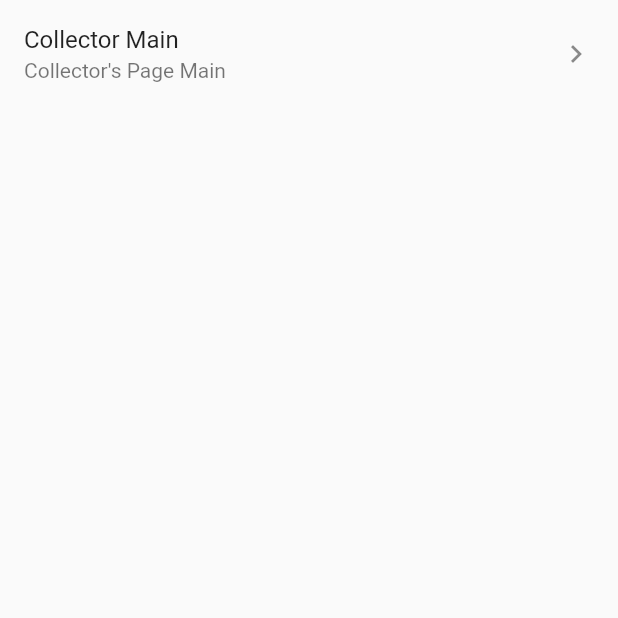
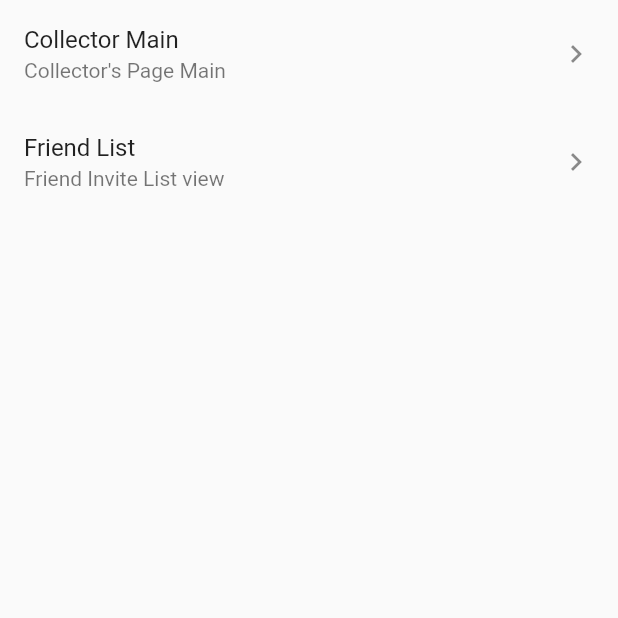
Before and after one commit to Launchers-lab/ryde_module, a Flutter app: the screen it shows after launch, on a phone screen of 412 x 824 dp, the top half of it. Run offline on Flutter 3.47's test engine with Material 2 defaults, Android fonts, the phone set to English and light mode, and no system bars; missing offline and left inert: barcode_scan.

Commit message:
Added friend invite view

```diff
--- a/lib/main.dart
+++ b/lib/main.dart
@@ -1,17 +1,20 @@
 import 'dart:ui';
 import 'package:flutter/material.dart';
-
 import 'screens/collector/main.dart';
+import 'screens/friends/invite_friends.dart';
+import 'utils/themes.dart';
 
 void main() => runApp(_widgetForRoute(window.defaultRouteName));
 
 Widget _widgetForRoute(String route) {
   return MaterialApp(
+    theme: themeRYDE,
     initialRoute: route,
     routes: {
       '/': (context) => MainDashboard(),
-      '/main': (context) => MyApp(),
+      '/example': (context) => ExampleScreen(),
       '/collector': (context) => CollectorStart(),
+      '/friend': (context) => InviteFriendScreen(),
     },
   );
 }
@@ -36,13 +39,21 @@ class _MainDashboard extends State<MainDashboard> {
             trailing: Icon(Icons.keyboard_arrow_right),
             onTap: () => {Navigator.pushNamed(context, '/collector')},
           ),
+          ListTile(
+            title: Text(
+              "Friend List",
+            ),
+            subtitle: Text("Friend Invite List view"),
+            trailing: Icon(Icons.keyboard_arrow_right),
+            onTap: () => {Navigator.pushNamed(context, '/friend')},
+          ),
         ],
       ),
     ));
   }
 }
 
-class MyApp extends StatelessWidget {
+class ExampleScreen extends StatelessWidget {
   // This widget is the root of your application.
   @override
   Widget build(BuildContext context) {
@@ -57,7 +68,7 @@ class MyApp extends StatelessWidget {
         // "hot reload" (press "r" in the console where you ran "flutter run",
         // or press Run > Flutter Hot Reload in a Flutter IDE). Notice that the
         // counter didn't reset back to zero; the application is not restarted.
-        primarySwatch: Colors.blue,
+        primarySwatch: Colors.black,
       ),
       home: MyHomePage(title: 'Flutter Demo Home Page'),
     );
--- a/lib/screens/collector/main.dart
+++ b/lib/screens/collector/main.dart
@@ -1,4 +1,5 @@
 import 'package:flutter/material.dart';
+import 'package:ryde_module/utils/themes.dart';
 
 import 'auth.dart';
 import 'capture_deploy.dart';
@@ -8,9 +9,7 @@ class CollectorStart extends StatelessWidget {
   Widget build(BuildContext context) {
     return MaterialApp(
       title: 'Flutter Demo',
-      theme: ThemeData(
-        primarySwatch: Colors.blue,
-      ),
+      theme: themeCollector,
       home: CollectorAuth(
         title: "Auth",
       ),
--- /dev/null
+++ b/lib/utils/themes.dart
@@ -0,0 +1,17 @@
+import 'package:flutter/material.dart';
+
+var themeRYDE = ThemeData(
+    primaryColor: Colors.white,
+    accentColor: Colors.pinkAccent,
+    buttonTheme: ButtonThemeData(
+        buttonColor: Colors.pinkAccent, textTheme: ButtonTextTheme.primary),
+    floatingActionButtonTheme:
+        FloatingActionButtonThemeData(backgroundColor: Colors.black));
+
+var themeCollector = ThemeData(
+    primaryColor: Colors.black,
+    accentColor: Colors.white,
+    buttonTheme: ButtonThemeData(
+        buttonColor: Colors.black, textTheme: ButtonTextTheme.primary),
+    floatingActionButtonTheme:
+        FloatingActionButtonThemeData(backgroundColor: Colors.black));
--- a/pubspec.yaml
+++ b/pubspec.yaml
@@ -27,6 +27,9 @@ dependencies:
   # The following adds the Cupertino Icons font to your application.
   # Use with the CupertinoIcons class for iOS style icons.
   cupertino_icons: ^0.1.2
+
+  barcode_scan: ^1.0.0 # https://pub.dev/packages/barcode_scan
+  dio: 2.1.13 # https://github.com/flutterchina/dio
 
 dev_dependencies:
   flutter_test:
```
Also changed, not shown: lib/screens/collector/capture_deploy.dart (+62 -2 lines), lib/screens/friends/invite_friends.dart (added, +49 -0 lines), pubspec.lock, 2 other files.
